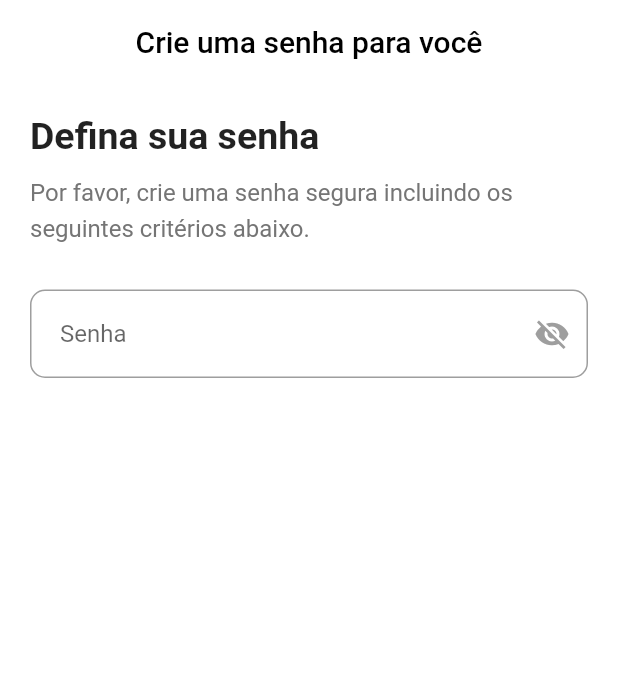
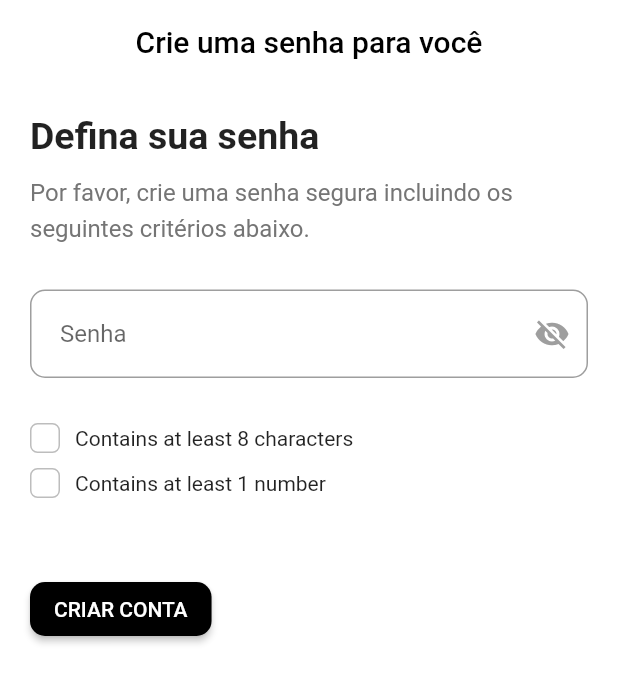
Before and after one commit to JFmaia/password_validated, a Flutter app: the screen it shows after launch, on a phone screen of 412 x 824 dp. Shown: the top 683 px of the screen. Run offline on Flutter 3.47's test engine with Material 2 defaults, Android fonts, the phone set to English and light mode, and no system bars.

Commit message:
Atualização
Criando box de checks que ajudaram o usuario a ver se a senha estar boa e o botão de submit.

```diff
--- a/password_validated/lib/main.dart
+++ b/password_validated/lib/main.dart
@@ -28,6 +28,11 @@ class PasswordValidationPage extends StatefulWidget {
 class _PasswordValidationPageState extends State<PasswordValidationPage> {
   //Variavel responsavel por quarda o valor que indica se a senha estar visivel ou não.
   bool _isVisible = false;
+  //Variavel responsavel por quarda o valor que indica se a senha tem os caracteres suficientes.
+  bool _isPasswordCharacters = false;
+  //Variavel responsavel por quarda o valor que indica se a senha tem um numero.
+  bool _isPasswordNumber = false;
+
   @override
   Widget build(BuildContext context) {
     return Scaffold(
@@ -100,6 +105,64 @@ class _PasswordValidationPageState extends State<PasswordValidationPage> {
                     EdgeInsets.symmetric(horizontal: 20, vertical: 20),
               ),
             ),
+            SizedBox(height: 30),
+            Row(
+              children: [
+                AnimatedContainer(
+                  duration: Duration(milliseconds: 500),
+                  width: 20,
+                  height: 20,
+                  decoration: BoxDecoration(
+                    border: Border.all(color: Colors.grey.shade400),
+                    borderRadius: BorderRadius.circular(5),
+                  ),
+                  child: Center(
+                    child: Icon(
+                      Icons.check,
+                      color: Colors.white,
+                      size: 15,
+                    ),
+                  ),
+                ),
+                SizedBox(width: 10),
+                Text("Contains at least 8 characters"),
+              ],
+            ),
+            SizedBox(height: 10),
+            Row(
+              children: [
+                AnimatedContainer(
+                  duration: Duration(milliseconds: 500),
+                  width: 20,
+                  height: 20,
+                  decoration: BoxDecoration(
+                    border: Border.all(color: Colors.grey.shade400),
+                    borderRadius: BorderRadius.circular(5),
+                  ),
+                  child: Center(
+                    child: Icon(
+                      Icons.check,
+                      color: Colors.white,
+                      size: 15,
+                    ),
+                  ),
+                ),
+                SizedBox(width: 10),
+                Text("Contains at least 1 number"),
+              ],
+            ),
+            SizedBox(height: 50),
+            MaterialButton(
+              onPressed: () {},
+              color: Colors.black,
+              child: Text(
+                "CRIAR CONTA",
+                style: TextStyle(color: Colors.white),
+              ),
+              shape: RoundedRectangleBorder(
+                borderRadius: BorderRadius.circular(10),
+              ),
+            ),
           ],
         ),
       ),
```
